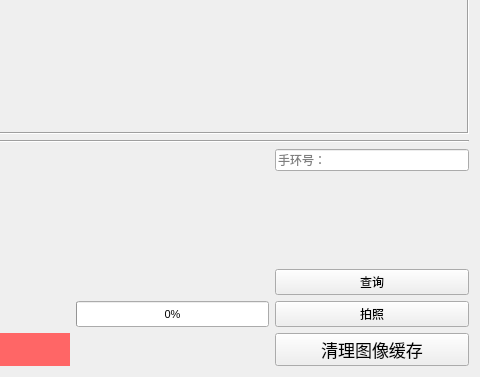
Old version of the form CameraView.ui in the repository Epicwow/eye; both pictures show x 135 to 615 and y 238 to 615 of the 615 by 615 pixel window.
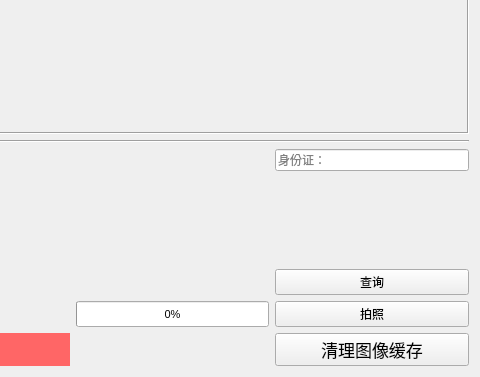
New version of the form. Custom widgets are drawn as their Qt base class.

The edit to the form file:
```diff
--- a/CameraView.ui
+++ b/CameraView.ui
@@ -120,7 +120,7 @@
         <bool>true</bool>
        </property>
        <property name="placeholderText">
-        <string>手环号：</string>
+        <string>身份证：</string>
        </property>
        <property name="clearButtonEnabled">
         <bool>true</bool>
```
